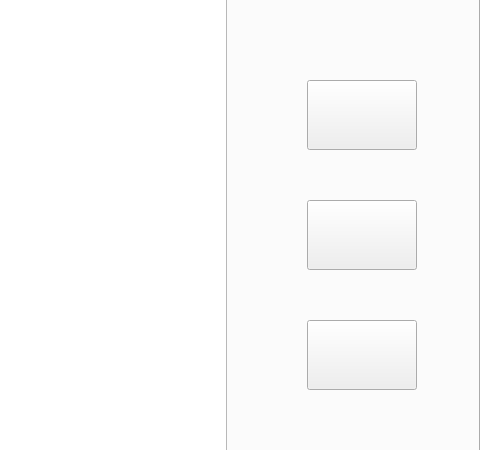
This is Hotel_management_System/guest_management.ui in st2eam/-Rookie-mutual-carry as Qt 5 draws it before an edit; both pictures show x 555 to 1035 and y 102 to 552 of the 1035 by 706 pixel window. The edited form follows.
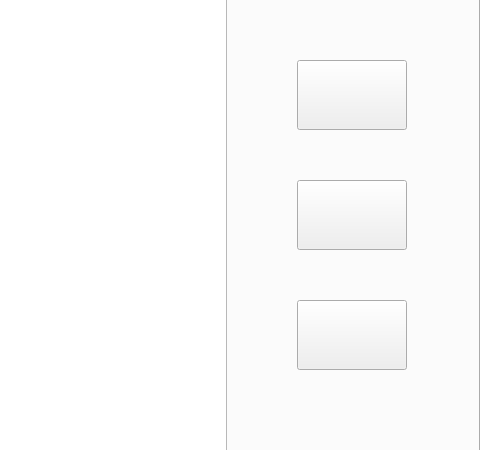
This is the edited form.

The edit to the form file:
```diff
--- a/Hotel_management_System/guest_management.ui
+++ b/Hotel_management_System/guest_management.ui
@@ -38,8 +38,8 @@
     <widget class="QPushButton" name="pushButton_8">
      <property name="geometry">
       <rect>
-       <x>860</x>
-       <y>300</y>
+       <x>850</x>
+       <y>280</y>
        <width>110</width>
        <height>70</height>
       </rect>
@@ -51,8 +51,8 @@
     <widget class="QPushButton" name="pushButton_9">
      <property name="geometry">
       <rect>
-       <x>860</x>
-       <y>180</y>
+       <x>850</x>
+       <y>160</y>
        <width>110</width>
        <height>70</height>
       </rect>
@@ -74,8 +74,8 @@
     <widget class="QPushButton" name="pushButton_13">
      <property name="geometry">
       <rect>
-       <x>860</x>
-       <y>420</y>
+       <x>850</x>
+       <y>400</y>
        <width>110</width>
        <height>70</height>
       </rect>
```
